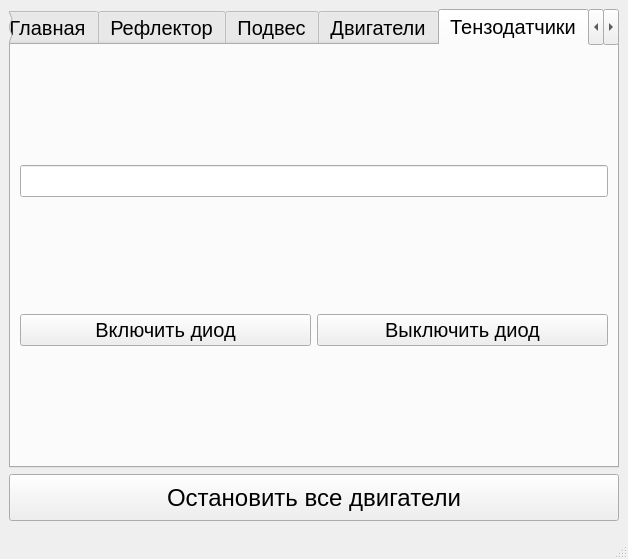
The window that _python_client/mainwindow.ui (qu-od/Hades) describes before a commit, drawn with Qt 5.
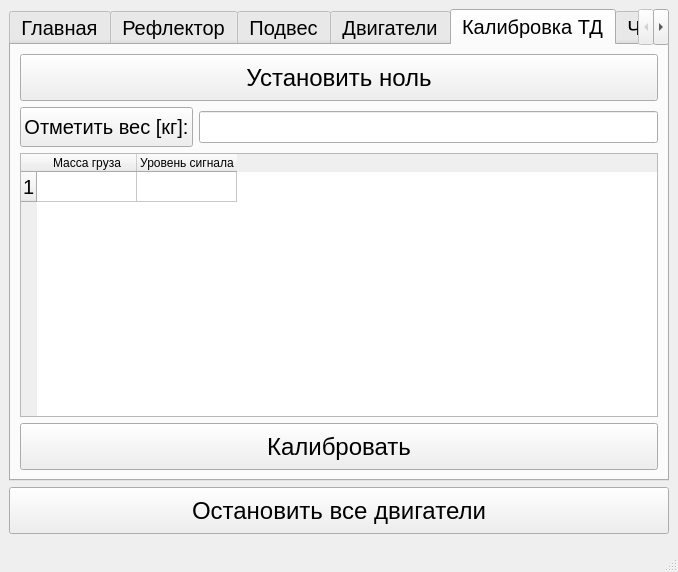
The same window after the commit.

Commit message: calib buttons

What changed in the file:
```diff
--- a/_python_client/mainwindow.ui
+++ b/_python_client/mainwindow.ui
@@ -6,8 +6,8 @@
    <rect>
     <x>0</x>
     <y>0</y>
-    <width>628</width>
-    <height>548</height>
+    <width>678</width>
+    <height>572</height>
    </rect>
   </property>
   <property name="font">
@@ -501,25 +501,112 @@
       </widget>
       <widget class="QWidget" name="tab_7">
        <attribute name="title">
-        <string>Тензодатчики</string>
+        <string>Калибровка ТД</string>
        </attribute>
        <layout class="QGridLayout" name="gridLayout_15">
-        <item row="3" column="1">
-         <widget class="QPushButton" name="arduino_led_on_button">
+        <item row="0" column="0" colspan="2">
+         <widget class="QPushButton" name="tenz_tare_button">
+          <property name="minimumSize">
+           <size>
+            <width>0</width>
+            <height>47</height>
+           </size>
+          </property>
+          <property name="font">
+           <font>
+            <pointsize>18</pointsize>
+           </font>
+          </property>
           <property name="text">
-           <string>Включить диод</string>
+           <string>Установить ноль</string>
           </property>
          </widget>
         </item>
-        <item row="3" column="2">
-         <widget class="QPushButton" name="arduino_led_off_button">
+        <item row="1" column="0">
+         <widget class="QPushButton" name="tenz_sign_weight_button">
+          <property name="minimumSize">
+           <size>
+            <width>0</width>
+            <height>40</height>
+           </size>
+          </property>
           <property name="text">
-           <string>Выключить диод</string>
+           <string>Отметить вес [кг]:</string>
           </property>
          </widget>
         </item>
-        <item row="1" column="1" colspan="2">
-         <widget class="QLineEdit" name="serial_input_ledit"/>
+        <item row="3" column="0" colspan="2">
+         <widget class="QPushButton" name="tenz_calibrate_button">
+          <property name="minimumSize">
+           <size>
+            <width>0</width>
+            <height>47</height>
+           </size>
+          </property>
+          <property name="font">
+           <font>
+            <pointsize>18</pointsize>
+           </font>
+          </property>
+          <property name="text">
+           <string>Калибровать</string>
+          </property>
+         </widget>
+        </item>
+        <item row="1" column="1">
+         <widget class="QLineEdit" name="tenz_sign_weight_ledit"/>
+        </item>
+        <item row="2" column="0" colspan="2">
+         <widget class="QTableWidget" name="tenz_calibration_table">
+          <property name="rowCount">
+           <number>1</number>
+          </property>
+          <property name="columnCount">
+           <number>2</number>
+          </property>
+          <row/>
+          <column>
+           <property name="text">
+            <string>Масса груза</string>
+           </property>
+          </column>
+          <column>
+           <property name="text">
+            <string>Уровень сигнала</string>
+           </property>
+          </column>
+         </widget>
+        </item>
+       </layout>
+      </widget>
+      <widget class="QWidget" name="tab_9">
+       <attribute name="title">
+        <string>Чтение ТД</string>
+       </attribute>
+       <layout class="QGridLayout" name="gridLayout_18">
+        <item row="2" column="0" colspan="2">
+         <widget class="QPushButton" name="pushButton_5">
+          <property name="text">
+           <string>Остановить чтение</string>
+          </property>
+         </widget>
+        </item>
+        <item row="1" column="0">
+         <widget class="QLabel" name="label_14">
+          <property name="text">
+           <string>Вес на ТД1: 0 кг</string>
+          </property>
+         </widget>
+        </item>
+        <item row="1" column="1">
+         <widget class="QWidget" name="widget" native="true"/>
+        </item>
+        <item row="0" column="0" colspan="2">
+         <widget class="QPushButton" name="pushButton_4">
+          <property name="text">
+           <string>Начать чтение</string>
+          </property>
+         </widget>
         </item>
        </layout>
       </widget>
```
Left out of the diff: 6 changed lines with no effect on the pictures. The commit also changes 6 other files.
